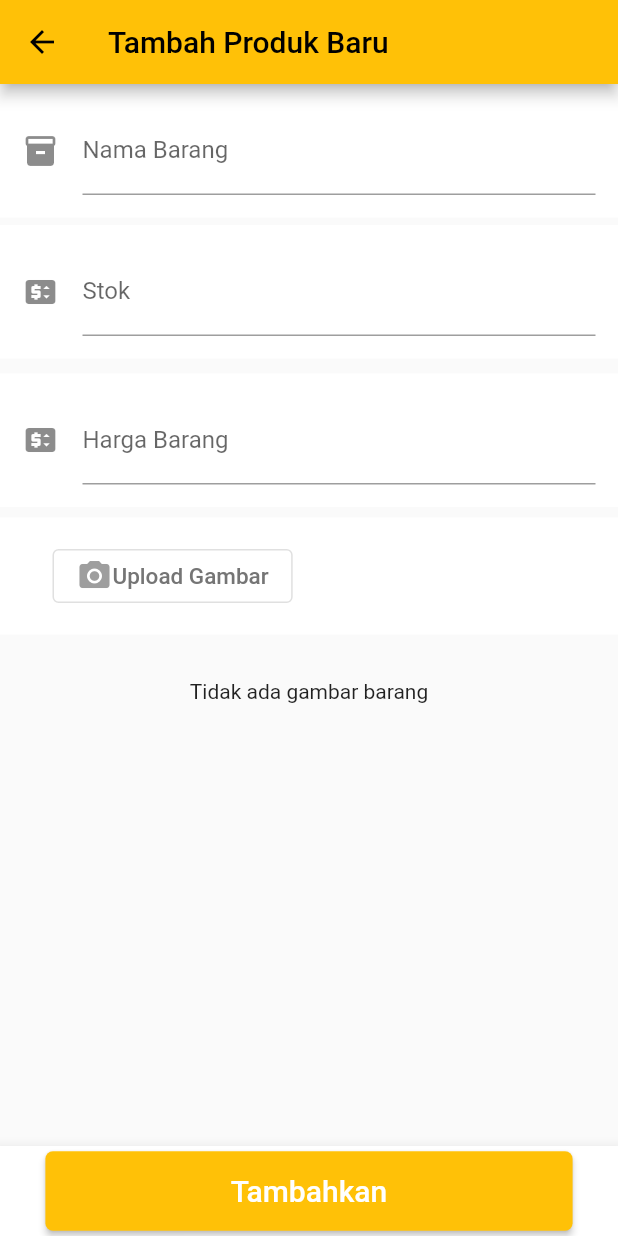
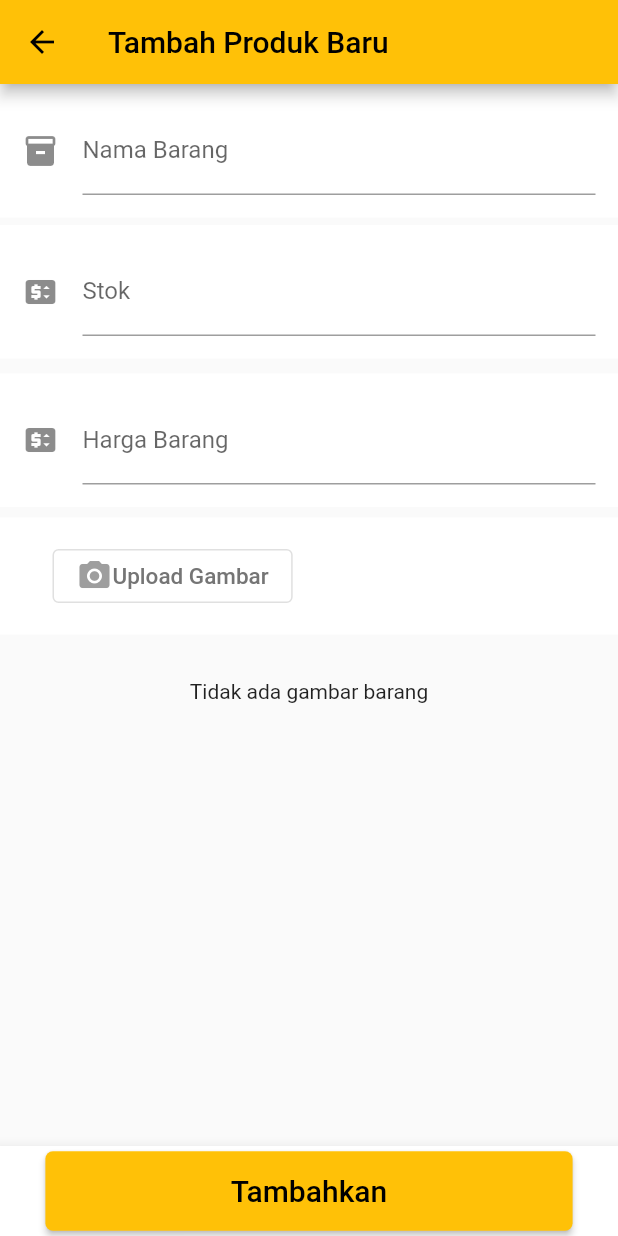
Before and after one commit to 8uns/Mobile-App-Kasir-Tenan, a Flutter app: the TambahProduk screen opened directly, on a phone screen of 412 x 824 dp. Run offline on Flutter 3.47's test engine with Material 2 defaults, Android fonts, the phone set to English and light mode, and no system bars; our stand-ins replace animated_text_kit, flutter_slidable, image_picker, printing, shared_preferences; missing offline and left inert: syncfusion_flutter_pdfviewer; accounts and stored records are empty.

Commit message:
update font colot button tambahkan

```diff
--- a/lib/pages/tambahproduk.dart
+++ b/lib/pages/tambahproduk.dart
@@ -239,7 +239,7 @@ class _TambahProdukState extends State<TambahProduk> {
                       : const Text(
                           'Tambahkan',
                           style: TextStyle(
-                            color: Colors.white,
+                            // color: Colors.white,
                             fontSize: 20,
                           ),
                         ),
--- a/lib/pages/tambahstokproduk.dart
+++ b/lib/pages/tambahstokproduk.dart
@@ -185,7 +185,7 @@ class _TambahStokProdukState extends State<TambahStokProduk> {
                       : const Text(
                           'Tambahkan',
                           style: TextStyle(
-                            color: Colors.white,
+                            // color: Colors.white,
                             fontSize: 20,
                           ),
                         ),
```
